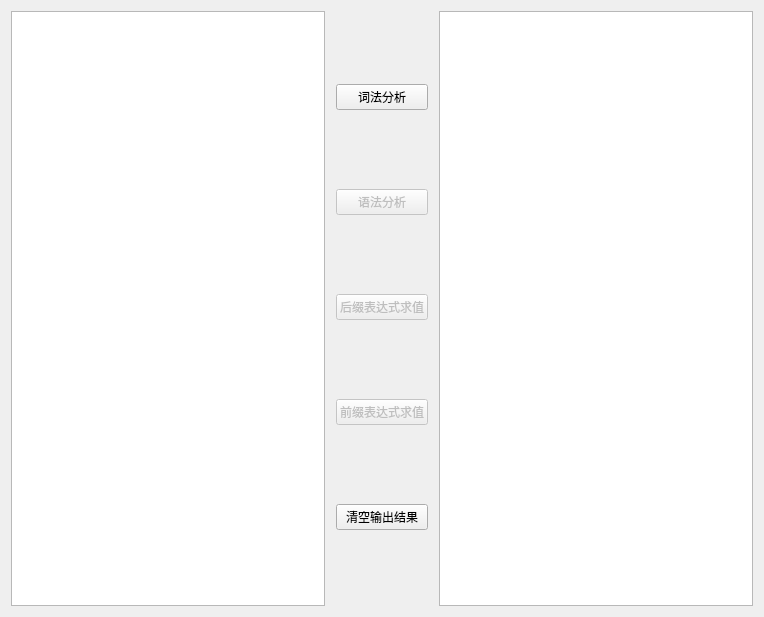
This is calculator_ui.ui in ysu-Wzy/Compling as Qt 5 draws it before an edit. The edited form follows.
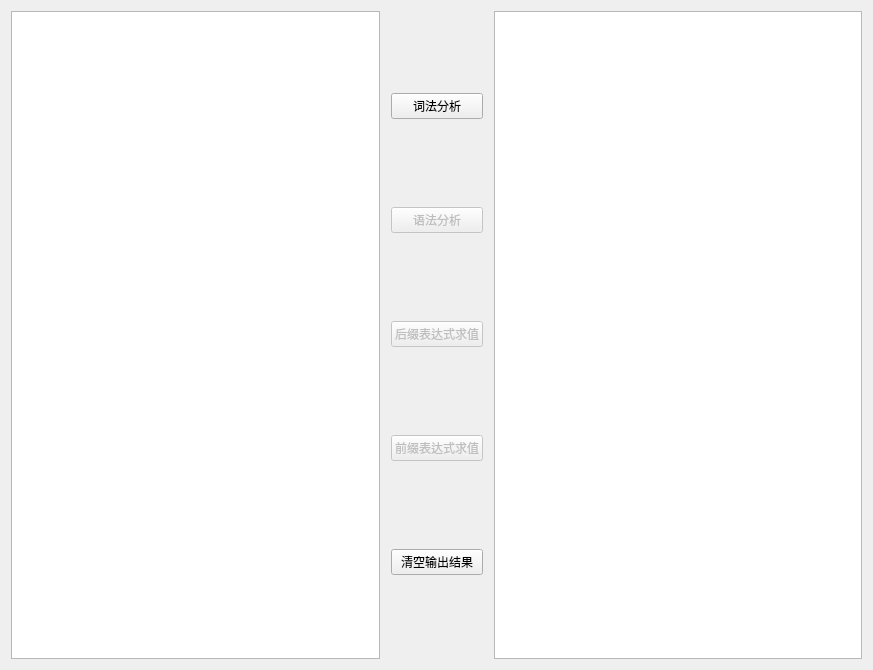
This is the edited form.

```diff
--- a/calculator_ui.ui
+++ b/calculator_ui.ui
@@ -6,8 +6,8 @@
    <rect>
     <x>0</x>
     <y>0</y>
-    <width>764</width>
-    <height>617</height>
+    <width>873</width>
+    <height>670</height>
    </rect>
   </property>
   <property name="windowTitle">
```
